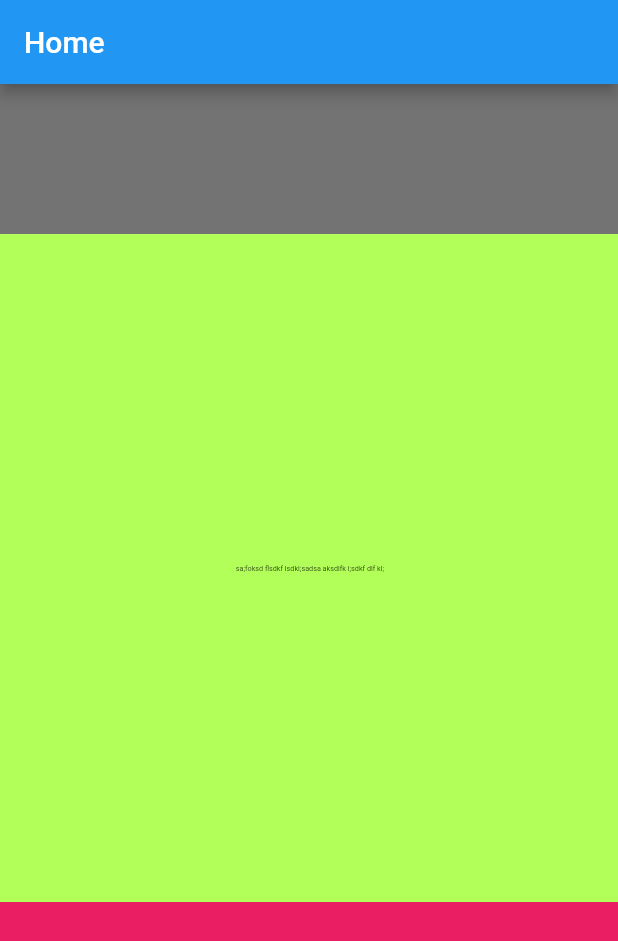
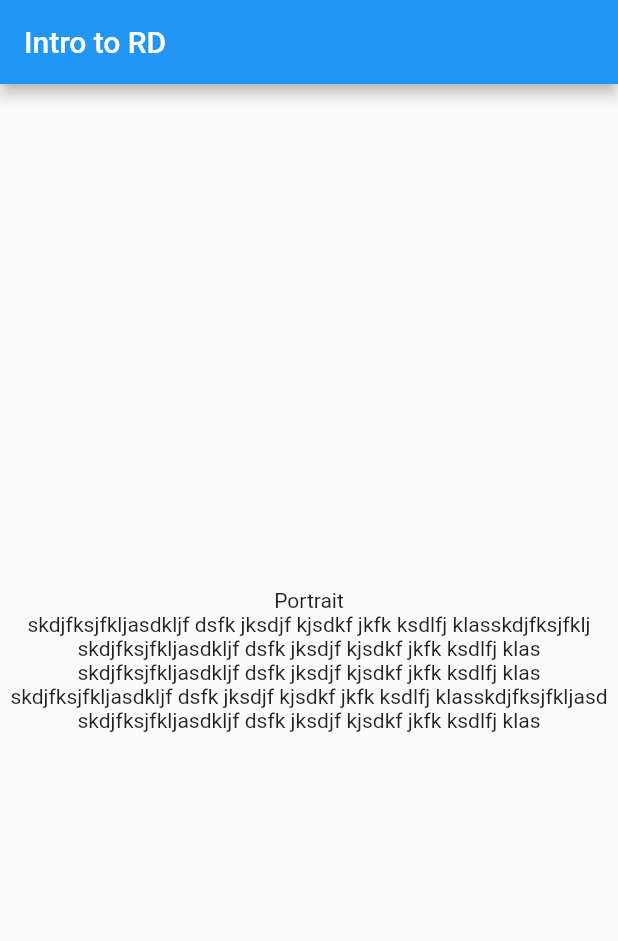
Before and after one commit to sayeedsaadman/first_step, a Flutter app: the screen it shows after launch, on a phone screen of 412 x 824 dp. Shown: the top 941 px of the screen. Run offline on Flutter 3.47's test engine with Material 2 defaults, Android fonts, the phone set to English and light mode, and no system bars.

```diff
--- a/lib/home_screen.dart
+++ b/lib/home_screen.dart
@@ -7,115 +7,58 @@ class HomeScreen extends StatelessWidget {
 
   @override
   Widget build(BuildContext context) {
+    // Size size = MediaQuery.of(context).size;
+    // Size size = MediaQuery.sizeOf(context);
+    // print(size);
+    // print(size.width);
+    // print(size.height);
+    // print(size.aspectRatio);
+    // print(size.flipped);
+    // Orientation orientation = MediaQuery.orientationOf(context);
+    // print(orientation);
+    // List<DisplayFeature> displayFeatures = MediaQuery.displayFeaturesOf(context);
+    // print(displayFeatures);
+    // print(MediaQuery.devicePixelRatioOf(context));
+    // print(MediaQuery.platformBrightnessOf(context));
     return Scaffold(
       appBar: AppBar(
-        title: Text('Home'),
+        title: Text('Intro to RD'),
       ),
-      body: Column(
-        children: [
-          /// Ratio := Width : height
-          /// Ratio := 16/16
-          /// 100 : 100
-          // AspectRatio(
-          //   aspectRatio: 16/4,
-          //   child: Container(
-          //     color: Colors.red,
-          //     child: Image.network(
-          //         'https://images.idgesg.net/images/article/2017/10/wireless_network_internet_of_things_iot_thinkstock_853701554_3x2-100740688-large.jpg?auto=webp&quality=85,70',
-          //     fit: BoxFit.cover,
-          //     ),
-          //   ),
-          // ),
-          // Container(
-          //   width: MediaQuery.sizeOf(context).width,
-          //   height: MediaQuery.sizeOf(context).width,
-          //   color: Colors.amberAccent,
-          //   child: FractionallySizedBox(
-          //     widthFactor: 0.5, // 0 - 1
-          //     heightFactor: 0.5,
-          //     child: Container(
-          //       color: Colors.red,
-          //     ),
-          //   ),
-          // )
-          // Flexible(
-          //   fit: FlexFit.tight,
-          //   flex: 3,
-          //   child: Container(
-          //     color: Colors.amber,
-          //     width: MediaQuery.sizeOf(context).width,
-          //   ),
-          // ),
-          // Flexible(
-          //   flex: 7,
-          //   child: Column(
-          //     children: [
-          //       Flexible(
-          //         child: Container(
-          //           color: Colors.red,
-          //           width: MediaQuery.sizeOf(context).width,
-          //         ),
-          //       ),
-          //       SizedBox(height: 50,),
-          //     ],
-          //   ),
-          // ),
-          // Flexible(
-          //   flex: 1,
-          //   child: Row(
-          //     children: [
-          //       Flexible(
-          //         child: Container(
-          //           color: Colors.blue,
-          //         ),
-          //       ),
-          //       Flexible(
-          //         flex: 5,
-          //         child: Container(
-          //           color: Colors.lightGreenAccent,
-          //         ),
-          //       ),
-          //     ],
-          //   ),
-          // ),
-          // Flexible(
-          //   fit: FlexFit.tight,
-          //   flex: 5,
-          //   child: Container(
-          //     color: Colors.purple,
-          //     width: MediaQuery.sizeOf(context).width,
-          //   ),
-          // ),
-          Container(
-            color: Colors.black54,
-            height: 100,
-            width: MediaQuery.sizeOf(context).width,
-          ),
-          // ** Expanded, Flexible
-          Expanded(
-            flex: 10,
-            child: Container(
-              color: Colors.lightGreenAccent,
-              width: double.infinity,
-              alignment: Alignment.center,
-              child: SizedBox(
-                width: 100,
-                height: 20,
-                child: FittedBox(
-                  child: Text(
-                    ' sa;foksd flsdkf lsdkl;sadsa aksdlfk l;sdkf dlf kl;',
-                  ),
+      body: LayoutBuilder(
+          builder: (context, constraints) {
+            print(constraints.maxWidth);
+            if (constraints.maxWidth > 500) {
+              return Center(child: Text('Too big screen'));
+            } else {
+              return Center(
+                child: OrientationBuilder(
+                    builder: (context, orientation) {
+                      return Column(
+                        mainAxisAlignment: MainAxisAlignment.center,
+                        children: [
+                          Text(orientation == Orientation.portrait
+                              ? 'Portrait'
+                              : "Landscape"),
+                          Wrap(
+                            alignment: WrapAlignment.center,
+                            crossAxisAlignment: WrapCrossAlignment.start,
+                            children: [
+                              Text('skdjfksjfkljasdkljf dsfk jksdjf kjsdkf jkfk ksdlfj klas'),
+                              Text('skdjfksjfklj'),
+                              Text('skdjfksjfkljasdkljf dsfk jksdjf kjsdkf jkfk ksdlfj klas'),
+                              Text('skdjfksjfkljasdkljf dsfk jksdjf kjsdkf jkfk ksdlfj klas'),
+                              Text('skdjfksjfkljasdkljf dsfk jksdjf kjsdkf jkfk ksdlfj klas'),
+                              Text('skdjfksjfkljasd'),
+                              Text('skdjfksjfkljasdkljf dsfk jksdjf kjsdkf jkfk ksdlfj klas'),
+                            ],
+                          )
+                        ],
+                      );
+                    }
                 ),
-              ),
-            ),
-          ),
-          Expanded(
-            flex: 5,
-            child: Container(
-              color: Colors.pink,
-            ),
-          ),
-        ],
+              );
+            }
+          }
       ),
     );
   }
```
